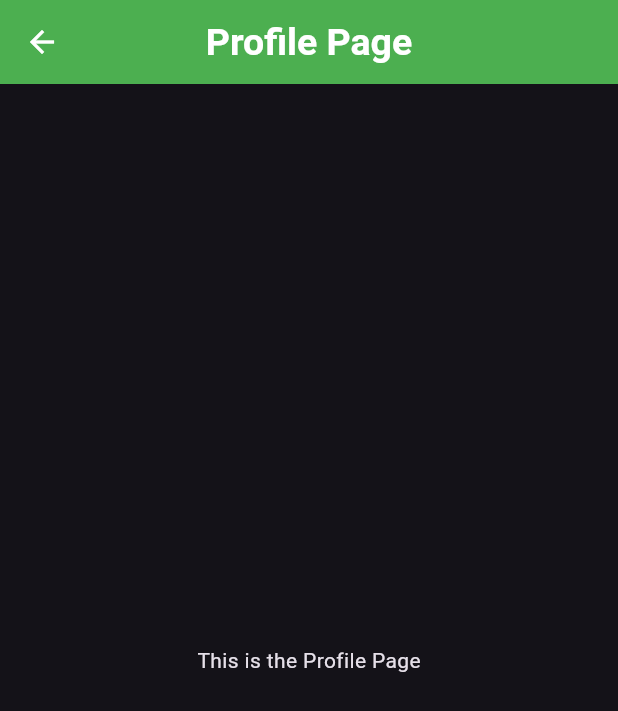
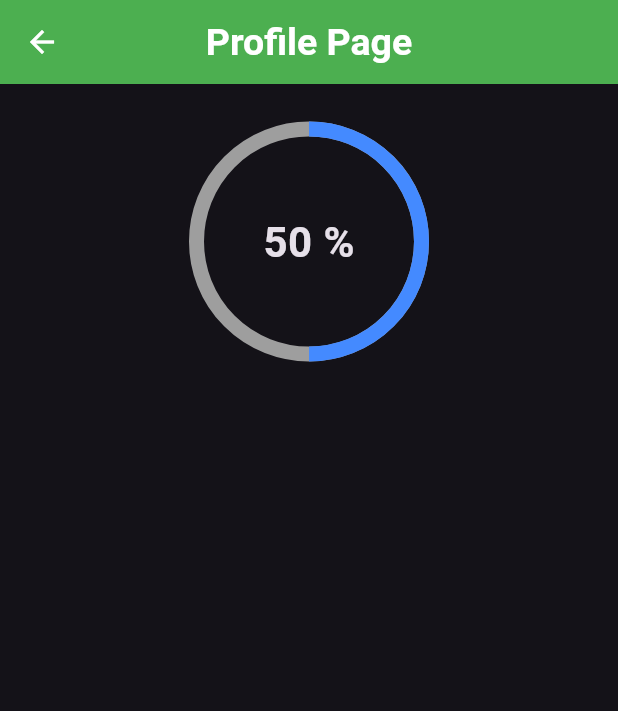
Before and after one commit to santorasu/Expense_Tracker, a Flutter app: the screen it shows after launch, item 3 of the bottom bar chosen, on a phone screen of 412 x 824 dp. Shown: the top 711 px of the screen. Run offline on Flutter 3.47's test engine with Material 3 defaults, Android fonts, the phone set to English and light mode, and no system bars.

Commit message:
Update responsible app UI

```diff
--- a/lib/widget/ProfilePage.dart
+++ b/lib/widget/ProfilePage.dart
@@ -5,13 +5,40 @@ class ProfilePage extends StatelessWidget {
 
   @override
   Widget build(BuildContext context) {
+    double progress = (50 / 100).clamp(0, 1);
+
     return Scaffold(
       appBar: AppBar(
         title: const Text('Profile Page'),
       ),
-      body: const Center(
-        child: Text('This is the Profile Page'),
-      )
+      body: Center(
+        child: Column(
+          children: [
+            const SizedBox(height: 30),
+            Stack(
+              alignment: Alignment.center,
+              children: [
+                SizedBox(
+                  height: 150,
+                  width: 150,
+                  child: CircularProgressIndicator(
+                    value: progress,
+                    backgroundColor: Colors.grey.shade500,
+                    color: Colors.blueAccent,
+                    strokeWidth: 10,
+                  ),
+                ),
+                Text(
+                  "${(progress * 100).toInt()} %",
+                  style: TextStyle(fontSize: 28, fontWeight: FontWeight.bold),
+                ),
+              ],
+            ),
+          ],
+        ),
+      ),
+
     );
+
   }
 }
```
Also changed, not shown: lib/main.dart (+27 -18 lines).
